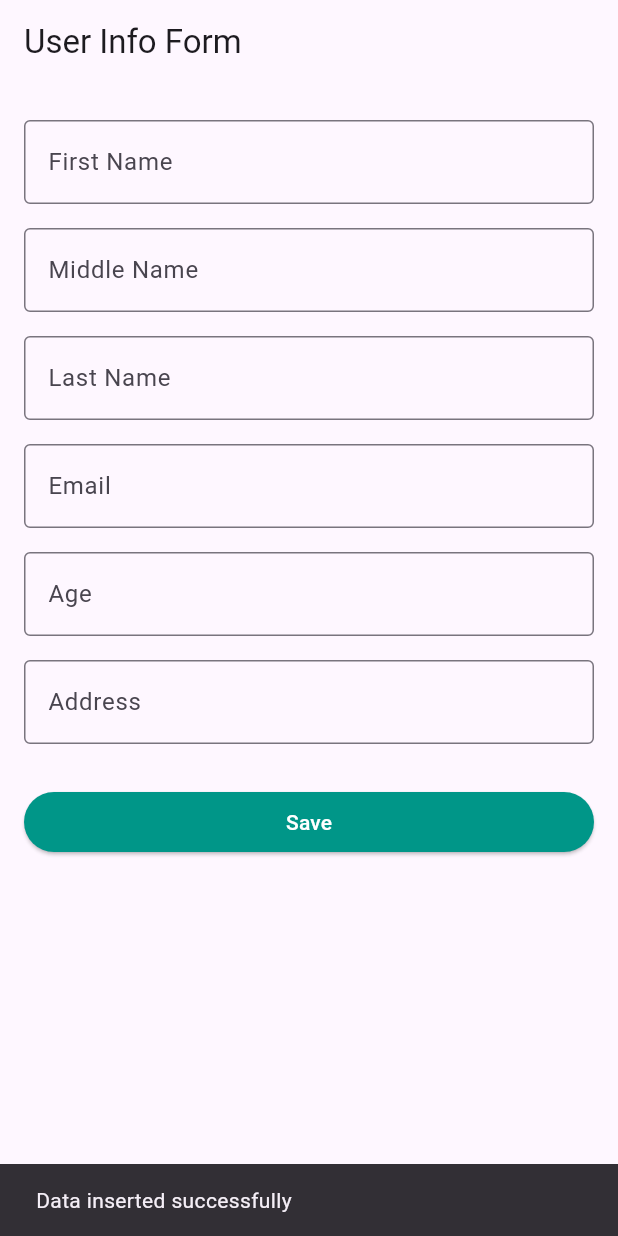
After one commit to herojohncas/MyFirstFlutterApp, a Flutter app: the PersonalInfoPage screen opened directly, after a tap on "Save", on a phone screen of 412 x 824 dp. The commit adds this screen. Run offline on Flutter 3.47's test engine with Material 3 defaults, Android fonts, the phone set to English and light mode, and no system bars; our stand-ins replace cloud_firestore, firebase_core; accounts and stored records are empty.

Commit message:
add new drawer personal information and add function that will save the data in firebase

```diff
--- /dev/null
+++ b/lib/screens/personal_info.dart
@@ -0,0 +1,87 @@
+import 'package:flutter/material.dart';
+import 'package:first_application/service/personal_info_service.dart';
+
+class PersonalInfoPage extends StatefulWidget {
+  @override
+  _PersonalInfoPageState createState() => _PersonalInfoPageState();
+}
+
+class _PersonalInfoPageState extends State<PersonalInfoPage> {
+  final TextEditingController fnameController = TextEditingController();
+  final TextEditingController mnameController = TextEditingController();
+  final TextEditingController lnameController = TextEditingController();
+  final TextEditingController ageController = TextEditingController();
+  final TextEditingController addressController = TextEditingController();
+  final TextEditingController emailController = TextEditingController();
+  final PersonalInfoService personalInfoService = PersonalInfoService();
+
+
+  void handleSubmit() async {
+    final fname = fnameController.text.trim();
+    final mname = mnameController.text.trim();
+    final lname = lnameController.text.trim();
+    final email = emailController.text.trim();
+    final age = ageController.text.trim();
+    final address = addressController.text.trim();
+
+    print("First Name: $fname");
+    print("Middle Name: $mname");
+    print("Last Name: $lname");
+    print("Email: $email");
+    print("Age: $age");
+    print("Address: $address");
+
+    await personalInfoService.insertUserData(fname, mname, lname, email, age, address);
+    ScaffoldMessenger.of(context).showSnackBar(
+      SnackBar(content: Text('Data inserted successfully')),
+    );
+    fnameController.clear();
+    mnameController.clear();
+    lnameController.clear();
+    ageController.clear();
+    emailController.clear();
+    addressController.clear();
+  }
+
+  @override
+  Widget build(BuildContext context) {
+    return Scaffold(
+      appBar: AppBar(title: Text("User Info Form")),
+      body: Padding(
+        padding: const EdgeInsets.all(16.0),
+        child: ListView(
+          children: [
+            _buildTextField("First Name", fnameController),
+            _buildTextField("Middle Name", mnameController),
+            _buildTextField("Last Name", lnameController),
+            _buildTextField("Email", emailController, keyboardType: TextInputType.emailAddress),
+            _buildTextField("Age", ageController, keyboardType: TextInputType.number),
+            _buildTextField("Address", addressController),
+            SizedBox(height: 20),
+            ElevatedButton(
+              style: ElevatedButton.styleFrom(
+                backgroundColor: Colors.teal,
+              ),
+              onPressed: handleSubmit,
+              child: Text("Save", style: TextStyle(color: Colors.white)),
+            ),
+          ],
+        ),
+      ),
+    );
+  }
+
+  Widget _buildTextField(String label, TextEditingController controller, {TextInputType? keyboardType}) {
+    return Padding(
+      padding: const EdgeInsets.symmetric(vertical: 8.0),
+      child: TextField(
+        controller: controller,
+        keyboardType: keyboardType ?? TextInputType.text,
+        decoration: InputDecoration(
+          labelText: label,
+          border: OutlineInputBorder(),
+        ),
+      ),
+    );
+  }
+}
--- /dev/null
+++ b/lib/service/personal_info_service.dart
@@ -0,0 +1,17 @@
+import 'package:cloud_firestore/cloud_firestore.dart';
+
+class PersonalInfoService {
+  final CollectionReference usersCollection = FirebaseFirestore.instance.collection('personal_information');
+
+  Future<void> insertUserData (String fname, String mname, String lname, String email, String age, String address ) async {
+    await usersCollection.add({
+      'fname': fname,
+      'mname': mname,
+      'lname': lname,
+      'email': email,
+      'age': age,
+      'address': address,
+      'timestamp': FieldValue.serverTimestamp(),
+    });
+  }
+}
--- a/pubspec.yaml
+++ b/pubspec.yaml
@@ -7,6 +7,8 @@ environment:
   sdk: ^3.8.1
 
 dependencies:
+  firebase_core: ^2.30.0
+  cloud_firestore: ^4.17.3
   url_launcher: ^6.1.12
   flutter:
     sdk: flutter
```
Also changed, not shown: lib/main.dart (+9 -1 lines), lib/screens/dashboard.dart (+16 -4 lines), lib/screens/homepage.dart (+7 -34 lines), firebase.json (added), lib/firebase_options.dart (added), pubspec.lock, 6 other files.
